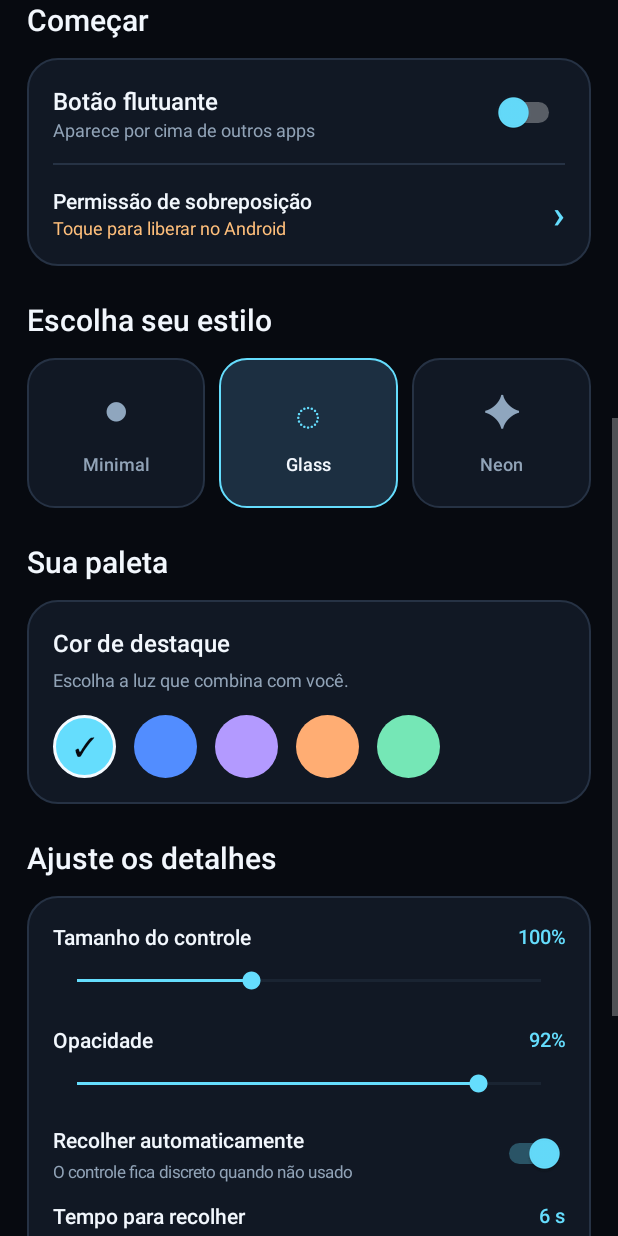
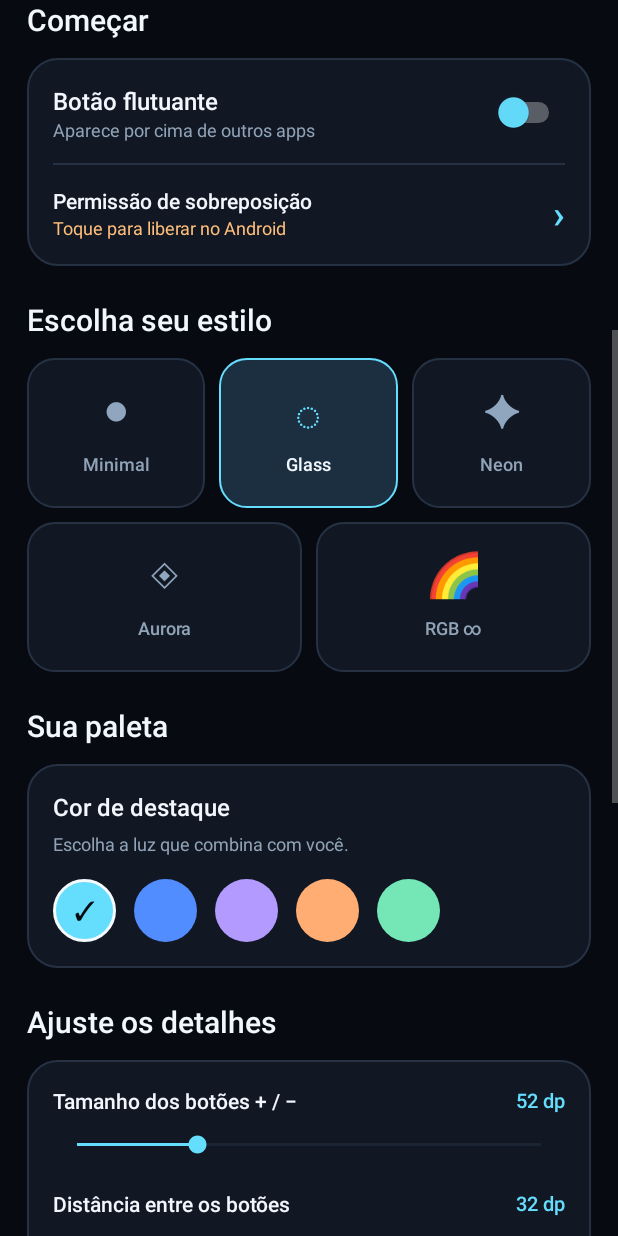
Before and after one commit to helbermoura2/cena-downloads, an Android app: the screen it shows after launch (MainActivity), scrolled down 576 dp, on a phone screen of 412 x 824 dp. Run offline under Robolectric (Android 15) with nearby library versions, the phone set to English and light mode, and no system bars.

Commit message:
feat(nivo): tamanho e distância dos botões, cinco estilos e RGB animado

```diff
--- a/volume-assistido/app/src/main/java/br/com/nivo/volume/MainActivity.java
+++ b/volume-assistido/app/src/main/java/br/com/nivo/volume/MainActivity.java
@@ -88,7 +88,7 @@ public class MainActivity extends Activity {
         TextView logo=Ui.text(this,"N I V O",17,Prefs.TEXT,true);logo.setLetterSpacing(.14f);
         names.addView(logo);names.addView(Ui.text(this,"CONTROLE DE VOLUME",10,Prefs.MUTED,true));
         brand.addView(names,new LinearLayout.LayoutParams(0,-2,1));
-        TextView tag=Ui.text(this,"v0.2",11,a(),true);
+        TextView tag=Ui.text(this,"v0.3",11,a(),true);
         tag.setPadding(d(12),d(7),d(12),d(7));tag.setBackground(Ui.rounded(0xFF182D3B,d(40),0,0));
         brand.addView(tag);
         root.addView(brand);
@@ -131,10 +131,14 @@ public class MainActivity extends Activity {
         start.addView(permRow);root.addView(start);
 
         h(root,"Escolha seu estilo");
+        // Duas linhas evitam esmagar a interface em celulares estreitos.
+        String[] labels={"Minimal","Glass","Neon","Aurora","RGB ∞"};
+        String[] marks={"●","◌","✦","◈","🌈"};
+        for(int rowIndex=0;rowIndex<2;rowIndex++){
         LinearLayout styles=Ui.row(this);
-        String[] labels={"Minimal","Glass","Neon"};
-        String[] marks={"●","◌","✦"};
-        for(int n=0;n<3;n++){
+        for(int colIndex=0;colIndex<3;colIndex++){
+            int n=rowIndex*3+colIndex;
+            if(n>=labels.length) break;
             final int style=n;
             boolean selected=Prefs.integer(this,"style",1)==n;
             LinearLayout item=Ui.column(this);
@@ -147,10 +151,12 @@ public class MainActivity extends Activity {
             TextView name=Ui.text(this,labels[n],12,selected?Prefs.TEXT:Prefs.MUTED,true);
             name.setGravity(Gravity.CENTER);item.addView(name);
             LinearLayout.LayoutParams ip=new LinearLayout.LayoutParams(0,d(100),1);
-            if(n>0)ip.leftMargin=d(9);styles.addView(item,ip);
+            if(colIndex>0)ip.leftMargin=d(9);styles.addView(item,ip);
             item.setOnClickListener(v->{Prefs.put(this,"style",style);refreshService();rebuild(scroll.getScrollY());});
         }
         root.addView(styles);
+        if(rowIndex==0)root.addView(Ui.gap(this,9));
+        }
 
         h(root,"Sua paleta");
         LinearLayout palette=card(17);
@@ -169,9 +175,20 @@ public class MainActivity extends Activity {
 
         h(root,"Ajuste os detalhes");
         LinearLayout settings=card(17);
-        addSlider(settings,"Tamanho do controle","size",70,150,100,"%",v->refreshService());
+        addSlider(settings,"Tamanho dos botões + / −","button_size",38,92,52," dp",v->refreshService());
+        settings.addView(Ui.gap(this,12));
+        addSlider(settings,"Distância entre os botões","button_gap",28,116,32," dp",v->refreshService());
+        settings.addView(Ui.gap(this,12));
+        addSlider(settings,"Escala geral do controle","size",70,150,100,"%",v->refreshService());
         settings.addView(Ui.gap(this,12));
         addSlider(settings,"Opacidade","opacity",40,100,92,"%",v->refreshService());
+        settings.addView(Ui.gap(this,15));
+        sectionLabel(settings,"RGB infinito","No estilo RGB ∞, o contorno e os botões mudam de cor continuamente.");
+        settings.addView(Ui.gap(this,12));
+        addSwitch(settings,"Animação RGB contínua","Permanece animando com a tela ligada e o controle visível","rgb_animate",true);
+        settings.addView(Ui.gap(this,12));
+        addSlider(settings,"Velocidade do RGB","rgb_speed",3,20,8," s / ciclo",v->refreshService());
+        settings.addView(Ui.gap(this,12));
         settings.addView(Ui.gap(this,10));
         addSwitch(settings,"Recolher automaticamente","O controle fica discreto quando não usado","auto",true);
         settings.addView(Ui.gap(this,12));
```
